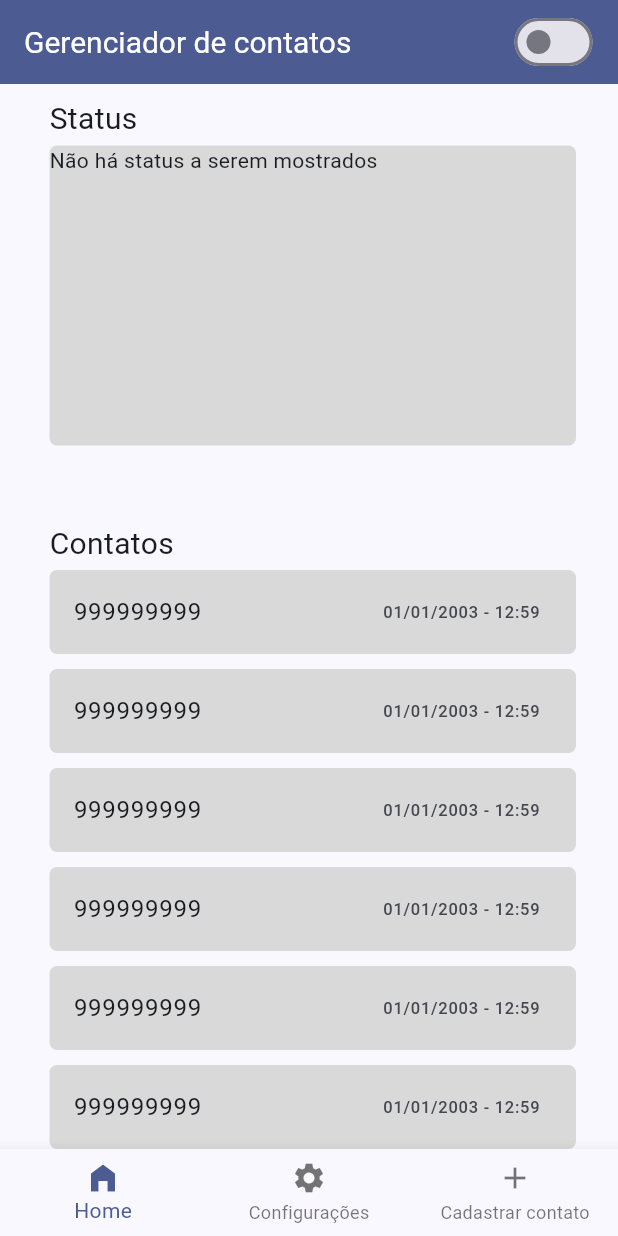
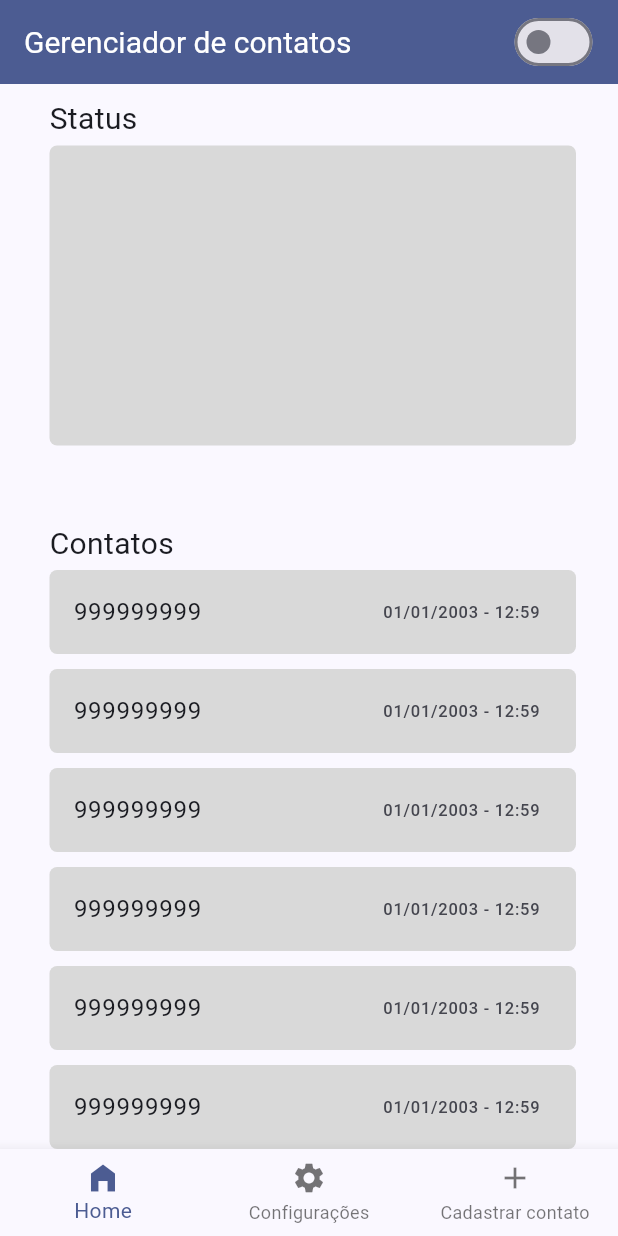
Before and after one commit to Tyrael122/background-contact-saver, a Flutter app: the screen it shows after launch, on a phone screen of 412 x 824 dp. Run offline on Flutter 3.47's test engine with Material 2 defaults, Android fonts, the phone set to English and light mode, and no system bars; our stand-ins replace contacts_service, shared_preferences; missing offline and left inert: workmanager.

Commit message:
Bug fixes in log status

```diff
--- a/lib/components/status_logger_viewer.dart
+++ b/lib/components/status_logger_viewer.dart
@@ -11,6 +11,8 @@ class StatusLoggerViewer extends StatefulWidget {
 }
 
 class _StatusLoggerViewerState extends State<StatusLoggerViewer> {
+  final List<String> _logEntries = List.empty(growable: true);
+
   @override
   Widget build(BuildContext context) {
     return Container(
@@ -23,12 +25,13 @@ class _StatusLoggerViewerState extends State<StatusLoggerViewer> {
           stream: widget.contactManagerService.statusLogger.logStream,
           builder: (context, snapshot) {
             if (snapshot.hasData) {
-              return ListTile(
-                title: Text(snapshot.data!),
-              );
-            } else {
-              return const Text("Não há status a serem mostrados");
+              _logEntries.add(snapshot.data!);
             }
+            return ListView.builder(
+              reverse: true,
+              itemCount: _logEntries.length,
+              itemBuilder: (context, index) => Text(_logEntries[index]),
+            );
           }),
     );
   }
```
Also changed, not shown: lib/Utils/status_logger.dart (+10 -0 lines).
